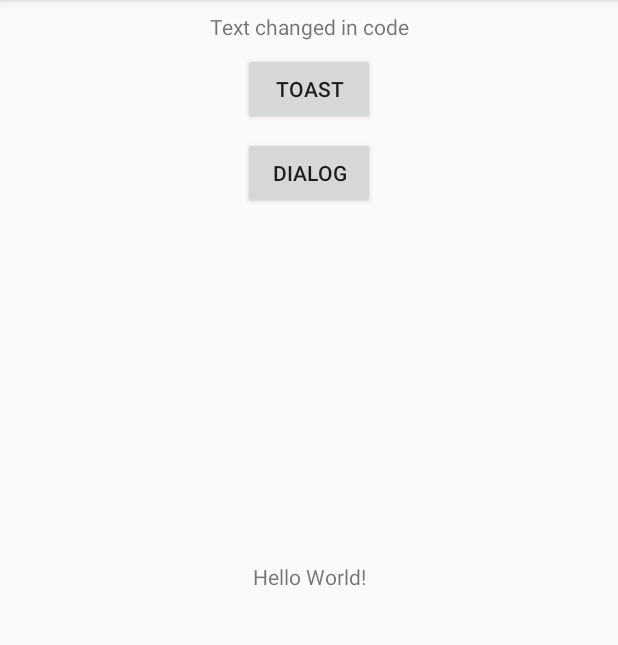
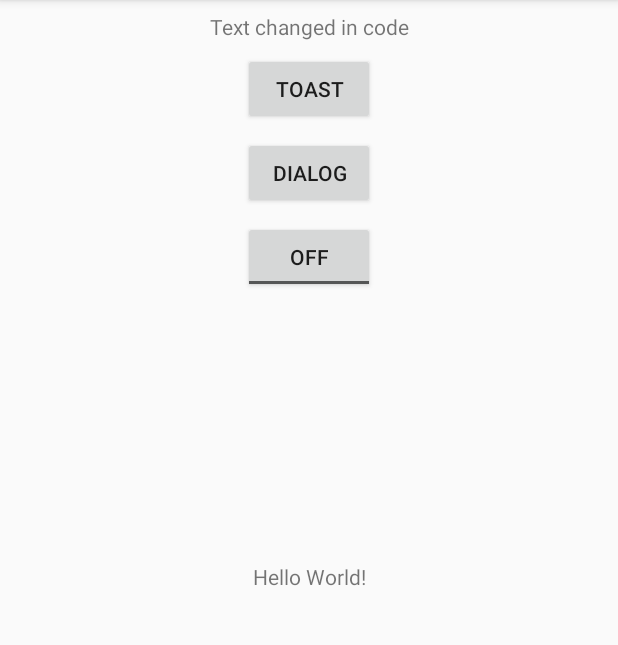
Before and after one commit to rafallopatka/kotlin-android-presentation, an Android app: the screen it shows after launch (MainActivity), on a phone screen of 412 x 824 dp, the part 84-729 px from its top. Run offline under Robolectric (Android 15) with nearby library versions, the phone set to English and light mode, and no system bars; our stand-ins replace RxJava; libraries missing offline, so code that uses them is left out: com.github.salomonbrys.kodein; 1 statement that could not run was skipped.

Commit message:
rxjava sample

```diff
--- a/samples/app/build.gradle
+++ b/samples/app/build.gradle
@@ -35,4 +35,9 @@ dependencies {
     // kodein
     implementation 'com.github.salomonbrys.kodein:kodein:4.1.0'
     implementation 'com.github.salomonbrys.kodein:kodein-android:4.1.0'
+
+    //rxjava
+    implementation 'io.reactivex.rxjava2:rxjava:2.1.2'
+    implementation 'io.reactivex.rxjava2:rxandroid:2.0.1'
+    implementation 'io.reactivex.rxjava2:rxkotlin:2.1.0'
 }
--- a/samples/app/src/main/java/com/example/rlopatka/kotlinsamples/MainActivity.kt
+++ b/samples/app/src/main/java/com/example/rlopatka/kotlinsamples/MainActivity.kt
@@ -4,11 +4,17 @@ import android.support.v7.app.AppCompatActivity
 import android.os.Bundle
 import kotlinx.android.synthetic.main.activity_main.*
 import android.R.attr.duration
+import android.opengl.Visibility
+import android.view.View
 import android.widget.Toast
-
+import io.reactivex.Observable
+import io.reactivex.android.schedulers.AndroidSchedulers
+import io.reactivex.disposables.CompositeDisposable
 
 
 class MainActivity : AppCompatActivity() {
+
+    val disposables = CompositeDisposable()
 
     override fun onCreate(savedInstanceState: Bundle?) {
         super.onCreate(savedInstanceState)
@@ -29,5 +35,69 @@ class MainActivity : AppCompatActivity() {
             val dialog = JavaDialog()
             dialog.show(this)
         }
+
+
+        val service = SampleDataService()
+
+        val loadDataObservable = service
+                .callSlowService()
+                .map { if (it.isFailure) LoadingState.Failure else LoadingState.Success }
+                .startWith(LoadingState.Loading)
+
+        val subscribtion = btnTogle
+                .clickObservable()
+                .switchMap { loadDataObservable }
+                .observeOn(AndroidSchedulers.mainThread())
+                .subscribe {
+                    when(it){
+                        LoadingState.NotStarted -> {
+                            this.btnTogle.isEnabled = true
+                            this.pgrLoading.visibility = View.GONE
+                        }
+                        LoadingState.Loading -> {
+                            this.btnTogle.isEnabled = false
+                            this.pgrLoading.visibility = View.VISIBLE
+                        }
+                        LoadingState.Success -> {
+                            this.btnTogle.isEnabled = true
+                            this.pgrLoading.visibility = View.GONE
+
+                            val toast = Toast.makeText(this, "Success", Toast.LENGTH_SHORT)
+                            toast.show()
+                        }
+                        LoadingState.Failure -> {
+                            this.btnTogle.isEnabled = true
+                            this.pgrLoading.visibility = View.GONE
+
+                            val toast = Toast.makeText(this, "Error", Toast.LENGTH_SHORT)
+                            toast.show()
+                        }
+                    }
+
+                }
+
+        disposables.addAll(subscribtion)
+    }
+
+    override fun onDestroy() {
+        disposables.dispose()
+        super.onDestroy()
     }
 }
+
+fun View.clickObservable(): Observable<Unit> {
+    return Observable.create {
+        val stream = it
+        this.setOnClickListener {
+            stream.onNext(Unit)
+        }
+    }
+}
+
+
+enum class LoadingState {
+    NotStarted,
+    Loading,
+    Success,
+    Failure
+}
--- /dev/null
+++ b/samples/app/src/main/java/com/example/rlopatka/kotlinsamples/SampleDataService.kt
@@ -0,0 +1,19 @@
+package com.example.rlopatka.kotlinsamples
+
+import io.reactivex.Observable
+import java.util.concurrent.TimeUnit
+
+
+/**
+ * Created by rlopatka on 29.10.2017.
+ */
+class SampleDataService {
+    fun callSlowService(): Observable<Result<String>> {
+        return Observable
+                .just("Test")
+                .delay(5, TimeUnit.SECONDS)
+                .map { Result<String>(it, false) }
+    }
+}
+
+data class Result<TValue>(val value: TValue?, val isFailure: Boolean)
--- a/samples/app/src/main/res/layout/activity_main.xml
+++ b/samples/app/src/main/res/layout/activity_main.xml
@@ -51,4 +51,31 @@
         app:layout_constraintStart_toStartOf="parent"
         app:layout_constraintTop_toBottomOf="@+id/btnTest" />
 
+    <ToggleButton
+        android:id="@+id/btnTogle"
+        android:layout_width="wrap_content"
+        android:layout_height="wrap_content"
+        android:layout_marginEnd="8dp"
+        android:layout_marginStart="8dp"
+        android:layout_marginTop="8dp"
+        android:text="ToggleButton"
+        app:layout_constraintEnd_toEndOf="parent"
+        app:layout_constraintStart_toStartOf="parent"
+        app:layout_constraintTop_toBottomOf="@+id/btnDialog" />
+
+    <ProgressBar
+        android:id="@+id/pgrLoading"
+        style="?android:attr/progressBarStyle"
+        android:layout_width="59dp"
+        android:layout_height="wrap_content"
+        android:layout_marginEnd="8dp"
+        android:layout_marginStart="8dp"
+        android:layout_marginTop="8dp"
+        android:visibility="gone"
+        app:layout_constraintEnd_toEndOf="parent"
+        app:layout_constraintStart_toStartOf="parent"
+        app:layout_constraintTop_toBottomOf="@+id/btnTogle"
+        tools:visibility="visible" />
+
+
 </android.support.constraint.ConstraintLayout>
```
Also changed, not shown: 1 other file.
